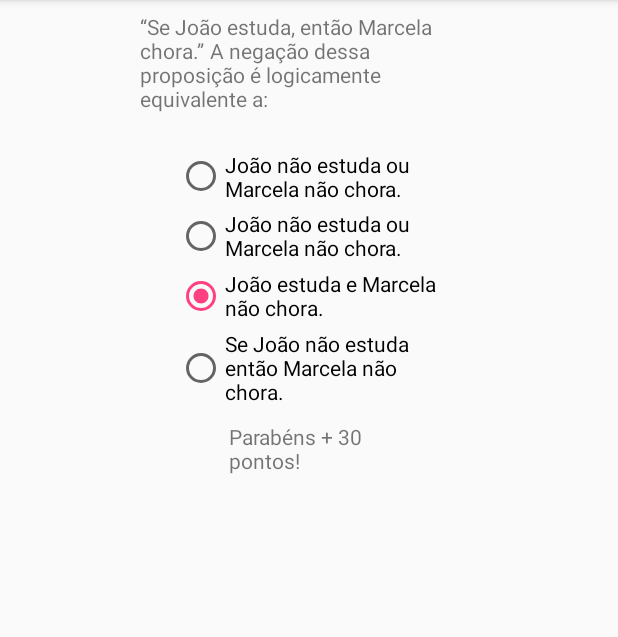
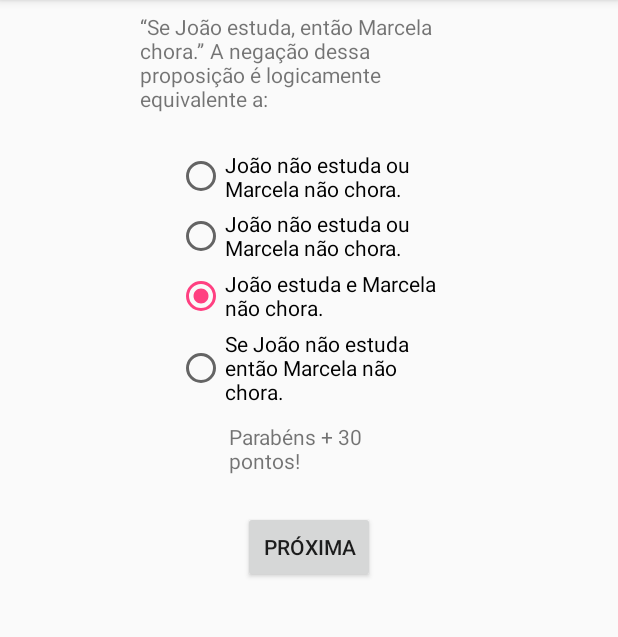
Before and after one commit to isakurtz/MyFirstApp, an Android app: the JornadaActivity screen opened directly, with no data from a screen before it, after a tap on "João estuda e Marcela não chora.", on a phone screen of 412 x 824 dp, the part 84-721 px from its top. Run offline under Robolectric (Android 15) with nearby library versions, the phone set to English and light mode, and no system bars; our stand-ins replace Firebase (no records; nobody signed in at launch, a user with empty details on screens opened directly); 1 statement that could not run was skipped.

Commit message:
nova jornada

```diff
--- a/app/src/main/java/com/example/myfirstapp/JornadaActivity.java
+++ b/app/src/main/java/com/example/myfirstapp/JornadaActivity.java
@@ -4,6 +4,7 @@ import android.content.Intent;
 import android.support.v7.app.AppCompatActivity;
 import android.os.Bundle;
 import android.view.View;
+import android.widget.Button;
 import android.widget.EditText;
 import android.widget.RadioButton;
 import android.widget.RadioGroup;
@@ -39,7 +40,8 @@ public class JornadaActivity extends AppCompatActivity {
                 u= a;
             }
         }
-
+        Button b = findViewById(R.id.button2);
+        b.setVisibility(View.GONE);
 
     }
 
@@ -53,10 +55,19 @@ public class JornadaActivity extends AppCompatActivity {
                 if (checked){
                     TextView editText = findViewById(R.id.resultado);
                     editText.setText("Parabéns + 30 pontos!");
-                    myRef.child("users").child(u.getUid()).child("points").setValue(Integer.parseInt(u.getPoints())+30 +"");}
+                    myRef.child("users").child(u.getUid()).child("points").setValue(Integer.parseInt(u.getPoints())+30 +"");
+                    Button b = findViewById(R.id.button2);
+                    b.setVisibility(View.VISIBLE);
+                }
                 break;
             default: TextView editText = findViewById(R.id.resultado);
                 editText.setText("Resposta Errada");
         }
     }
+
+    public void butoonclicked(View view){
+        Intent intent = new Intent(this, jornada2.class);
+        //String message = editText.getText().toString();
+        startActivity(intent);
+    }
 }
--- a/app/src/main/res/layout/activity_jornada.xml
+++ b/app/src/main/res/layout/activity_jornada.xml
@@ -32,8 +32,8 @@
             android:layout_width="match_parent"
             android:layout_height="wrap_content"
             android:layout_weight="1"
-            android:text="João não estuda ou Marcela não chora."
-            android:onClick="Selected"/>
+            android:onClick="Selected"
+            android:text="João não estuda ou Marcela não chora." />
 
 
         <RadioButton
@@ -41,24 +41,25 @@
             android:layout_width="match_parent"
             android:layout_height="wrap_content"
             android:layout_weight="1"
-            android:text="João não estuda ou Marcela não chora."
-            android:onClick="Selected"/>
+            android:onClick="Selected"
+            android:text="João não estuda ou Marcela não chora." />
 
         <RadioButton
             android:id="@+id/radioButton7"
             android:layout_width="187dp"
             android:layout_height="wrap_content"
             android:layout_weight="1"
-            android:text="João estuda e Marcela não chora."
-            android:onClick="Selected"/>
+            android:onClick="Selected"
+            android:text="João estuda e Marcela não chora." />
 
         <RadioButton
             android:id="@+id/radioButton8"
             android:layout_width="match_parent"
             android:layout_height="wrap_content"
             android:layout_weight="1"
-            android:text="Se João não estuda então Marcela não chora."
-            android:onClick="Selected"/>
+            android:checked="false"
+            android:onClick="Selected"
+            android:text="Se João não estuda então Marcela não chora." />
     </RadioGroup>
 
     <TextView
@@ -70,4 +71,16 @@
         app:layout_constraintStart_toStartOf="parent"
         app:layout_constraintTop_toBottomOf="@+id/group" />
 
+    <Button
+        android:id="@+id/button2"
+        android:layout_width="wrap_content"
+        android:layout_height="wrap_content"
+        android:layout_marginTop="8dp"
+        android:onClick="butoonclicked"
+        android:text="próxima"
+        app:layout_constraintEnd_toEndOf="parent"
+        app:layout_constraintStart_toStartOf="parent"
+        app:layout_constraintTop_toBottomOf="@+id/resultado"
+        tools:visibility="gone" />
+
 </android.support.constraint.ConstraintLayout>
```
Also changed, not shown: app/src/main/AndroidManifest.xml (+13 -4 lines), app/src/main/java/com/example/myfirstapp/jornada2.java (added, +57 -0 lines), app/src/main/res/layout/activity_jornada2.xml (added, +51 -0 lines).
